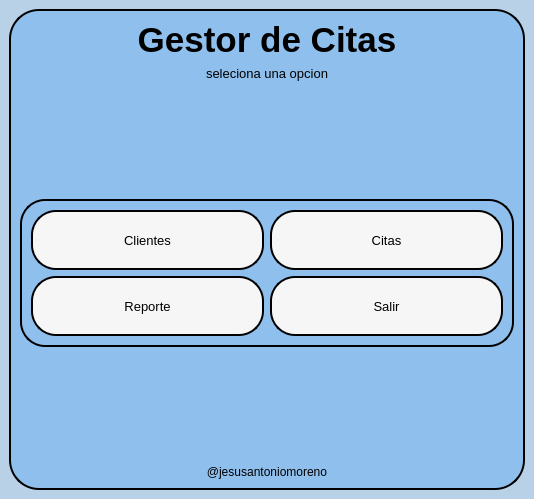
First picture: the form in ui/dashboard.ui, repository jesusantoniomorenorenova-spec/GestorDeCitas, before the edit.
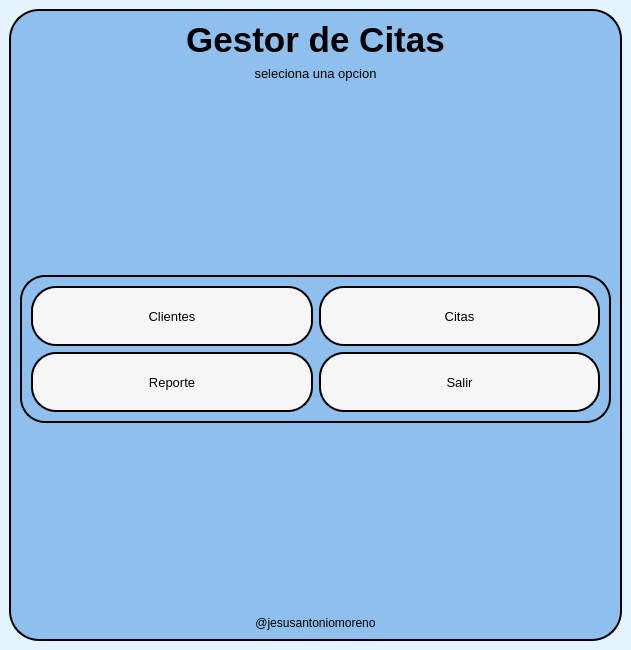
Second picture: the form after the edit.

Patch:
```diff
--- a/ui/dashboard.ui
+++ b/ui/dashboard.ui
@@ -6,15 +6,16 @@
    <rect>
     <x>0</x>
     <y>0</y>
-    <width>534</width>
-    <height>499</height>
+    <width>631</width>
+    <height>650</height>
    </rect>
   </property>
   <property name="windowTitle">
    <string>MainWindow</string>
   </property>
   <property name="styleSheet">
-   <string notr="true">Background-color:#b8d1e7;
+   <string notr="true">
+Background-color:#E4F4FF;
 
 
 </string>
```
